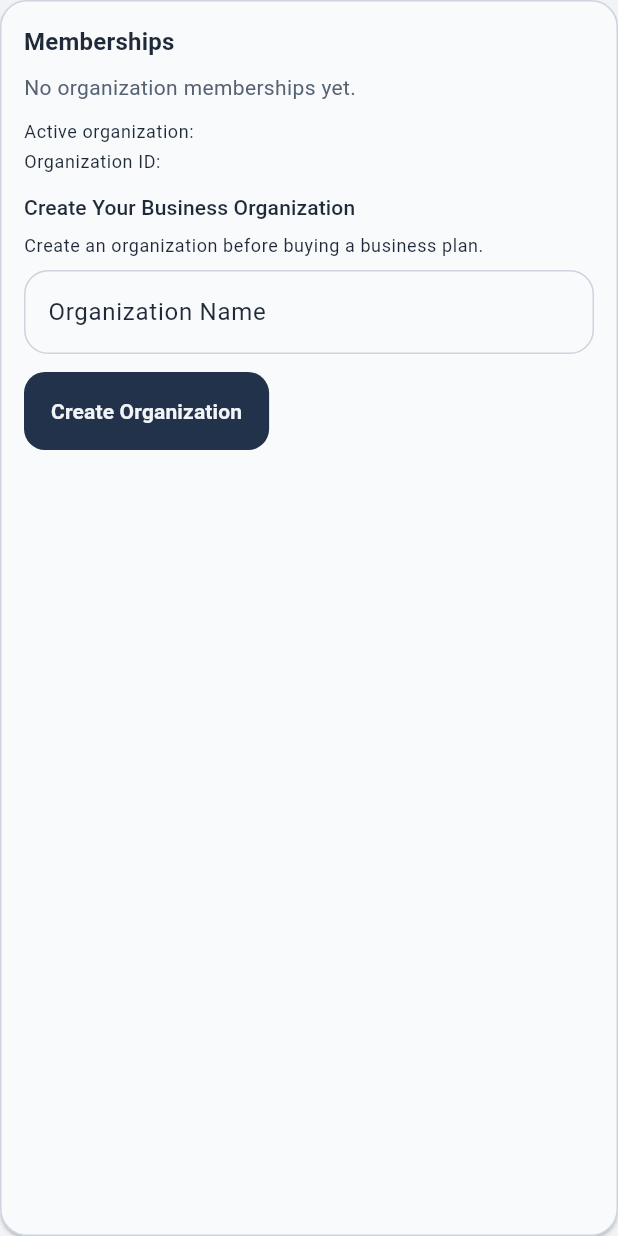
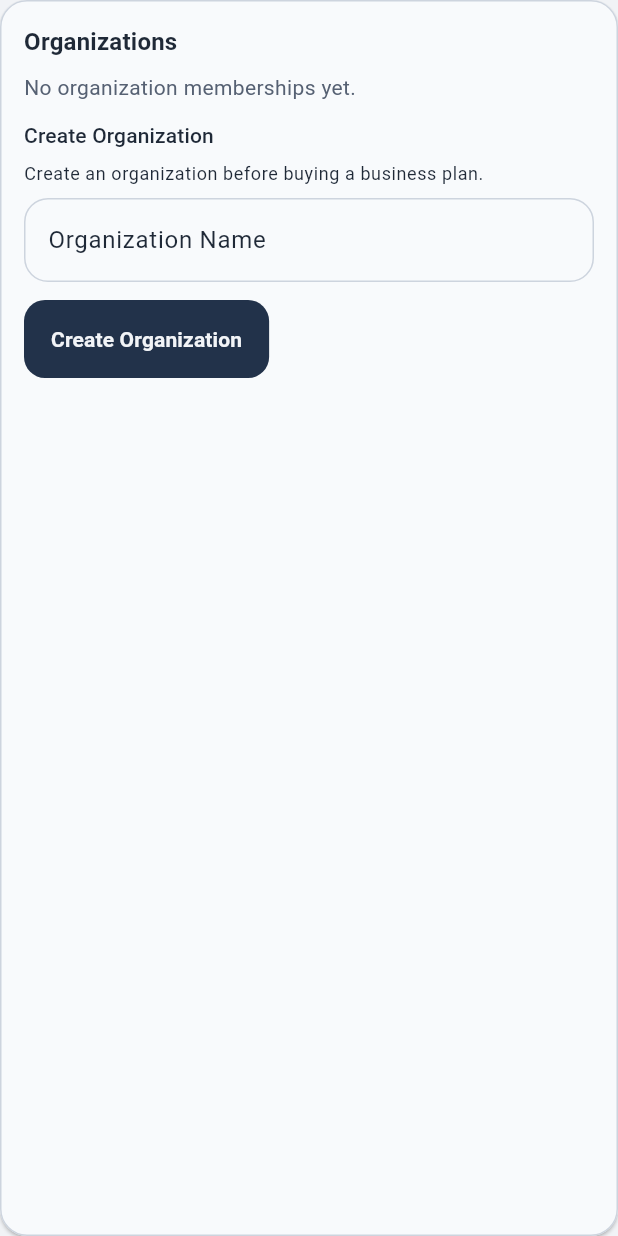
Before and after one commit to Demigodofa/material-guardian-mobile, a Flutter app: the _MembershipsCard widget shown alone on an empty page, opened directly with empty values, on a phone screen of 412 x 824 dp. Run offline on Flutter 3.47's test engine with Material 3 defaults, Android fonts, the phone set to English and light mode, and no system bars; our stand-ins replace camera, file_picker, image_picker, in_app_purchase, open_filex, pdf and 2 more; missing offline and left inert: in_app_purchase_android; accounts and stored records are empty; network calls fail.

Commit message:
Tighten account admin wording

```diff
--- a/lib/screens/account_screen.dart
+++ b/lib/screens/account_screen.dart
@@ -511,12 +511,12 @@ class _RecoveryHelpCard extends StatelessWidget {
           crossAxisAlignment: CrossAxisAlignment.start,
           children: [
             Text(
-              'Sign-In And Recovery',
+              'Recovery',
               style: Theme.of(context).textTheme.titleSmall,
             ),
             const SizedBox(height: 8),
             const Text(
-              'If this phone is replaced, reset, or loses app data, sign back in with the same email and a fresh code. Business teams should keep at least one trusted admin active so the company can keep running if one person loses access.',
+              'If this phone is replaced, reset, or loses app data, sign back in with the same email and a fresh code. Business teams should keep at least one trusted admin active.',
             ),
           ],
         ),
@@ -550,14 +550,7 @@ class _MembershipsCard extends StatelessWidget {
   Widget build(BuildContext context) {
     final pendingMemberships = memberships.where((item) => !item.isAccepted);
     final hasMemberships = memberships.isNotEmpty;
-    final shouldRepeatActiveOrganization =
-        activeOrganization != null &&
-        (memberships.length != 1 ||
-            memberships.first.organizationName != activeOrganization!.name);
     final createOrganizationHeading = hasMemberships
-        ? 'Create Another Organization'
-        : 'Create Your Business Organization';
-    final createOrganizationButtonLabel = hasMemberships
         ? 'Create Another Organization'
         : 'Create Organization';
     final createOrganizationHelp = hasMemberships
@@ -569,7 +562,10 @@ class _MembershipsCard extends StatelessWidget {
         child: Column(
           crossAxisAlignment: CrossAxisAlignment.start,
           children: [
-            Text('Memberships', style: Theme.of(context).textTheme.titleMedium),
+            Text(
+              'Organizations',
+              style: Theme.of(context).textTheme.titleMedium,
+            ),
             const SizedBox(height: 8),
             if (!hasMemberships)
               Column(
@@ -582,23 +578,11 @@ class _MembershipsCard extends StatelessWidget {
                   contentPadding: EdgeInsets.zero,
                   title: Text(membership.organizationName),
                   subtitle: Text(
-                    '${_titleCase(membership.role)} | Seat: ${_titleCase(membership.seatStatus)} | ${membership.isAccepted ? 'Accepted' : 'Pending'}',
+                    '${_titleCase(membership.role)} · ${_titleCase(membership.seatStatus)} seat · ${membership.isAccepted ? 'Accepted' : 'Pending'}',
                   ),
                 ),
                 if (membership != memberships.last) const Divider(),
               ],
-            if (shouldRepeatActiveOrganization) ...[
-              const SizedBox(height: 12),
-              Text(
-                'Active organization: ${activeOrganization!.name}',
-                style: Theme.of(context).textTheme.bodySmall,
-              ),
-              const SizedBox(height: 4),
-              SelectableText(
-                'Organization ID: ${activeOrganization!.id}',
-                style: Theme.of(context).textTheme.bodySmall,
-              ),
-            ],
             const SizedBox(height: 12),
             Text(
               createOrganizationHeading,
@@ -619,7 +603,7 @@ class _MembershipsCard extends StatelessWidget {
             const SizedBox(height: 12),
             FilledButton(
               onPressed: isBusy ? null : onCreateOrganization,
-              child: Text(createOrganizationButtonLabel),
+              child: Text(createOrganizationHeading),
             ),
             if (pendingMemberships.isNotEmpty) ...[
               const SizedBox(height: 12),
@@ -694,18 +678,19 @@ class _OrganizationCard extends StatelessWidget {
           crossAxisAlignment: CrossAxisAlignment.start,
           children: [
             Text(
-              'Organization Admin',
+              organization.name,
               style: Theme.of(context).textTheme.titleMedium,
             ),
             const SizedBox(height: 8),
-            Text(organization.name),
             Text(
-              'Plan: ${organization.planCode ?? 'None'} | Seats: ${organization.seatsAssigned}/${organization.seatLimit} assigned',
+              'Plan: ${organization.planCode ?? 'None'}',
             ),
-            Text('Members: ${organization.userCount}'),
+            Text(
+              'Seats: ${organization.seatsAssigned}/${organization.seatLimit} assigned · Members: ${organization.userCount}',
+            ),
             const SizedBox(height: 8),
             const Text(
-              'Admins can manage the company without using a report seat. Assign seats only to the people who should create receiving reports.',
+              'Admins can manage the company without using a report seat. Assign seats only to people who should create receiving reports.',
             ),
             const SizedBox(height: 16),
             Text(
@@ -761,7 +746,7 @@ class _OrganizationCard extends StatelessWidget {
                 contentPadding: EdgeInsets.zero,
                 title: Text(member.name.isEmpty ? member.email : member.name),
                 subtitle: Text(
-                  '${_titleCase(member.role)} | Seat: ${member.seatAssigned ? 'Assigned' : 'Unassigned'} | ${member.acceptedAt == null ? 'Pending' : 'Accepted'}',
+                  '${_titleCase(member.role)} · ${member.seatAssigned ? 'Seat assigned' : 'No seat'} · ${member.acceptedAt == null ? 'Pending' : 'Accepted'}',
                 ),
               ),
               Wrap(
```
Also changed, not shown: 2 other files.
